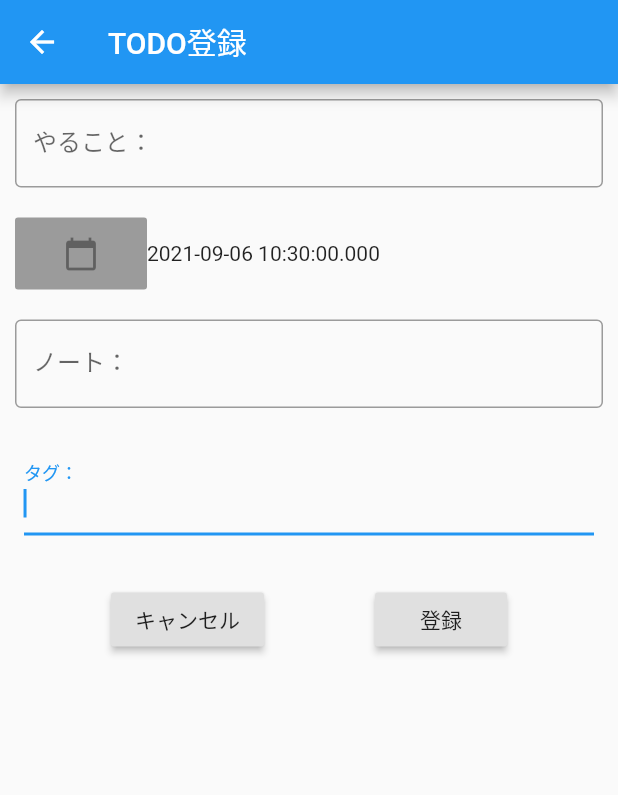
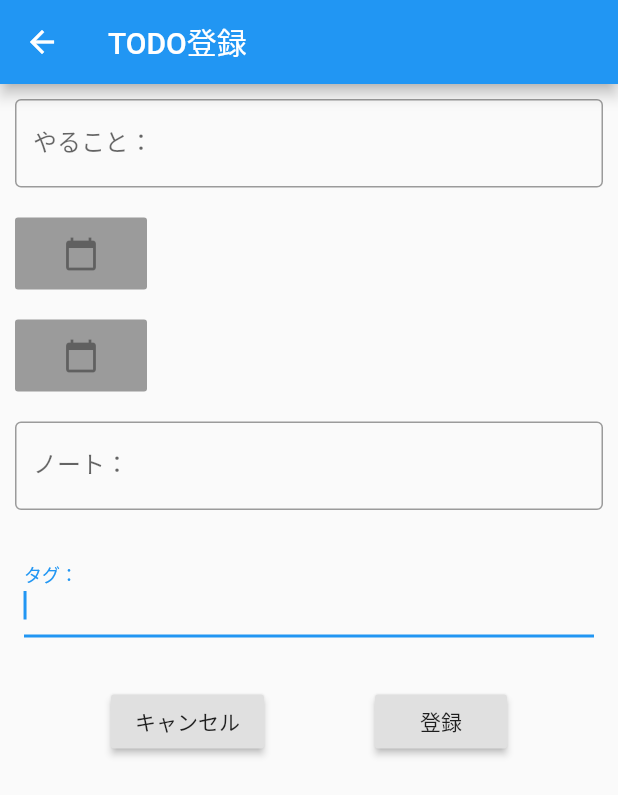
Before and after one commit to takeshitamizuki/vanish_native, a Flutter app: the TodoAdd screen opened directly, on a phone screen of 412 x 824 dp. Shown: the top 795 px of the screen. Run offline on Flutter 3.47's test engine with Material 2 defaults, Android fonts, the phone set to English and light mode, and no system bars; network calls fail.

Commit message:
開始日時と終了日時設定

```diff
--- a/lib/ui/todo_add_view.dart
+++ b/lib/ui/todo_add_view.dart
@@ -2,6 +2,8 @@ import 'package:flutter/material.dart';
 import 'package:flutter/rendering.dart';
 import 'package:http/http.dart' as http;
 import 'dart:convert';
+
+import 'package:intl/intl.dart';
 
 class TodoAdd extends StatefulWidget {
   @override
@@ -86,10 +88,8 @@ class _FormGroupState extends State<FormGroup> {
       "todoId": null,
       "userId": "12345678",
       "title": _title,
-      "startDate": "2021-06-16 12:00:00",
-      "endDate": "2021-06-20 12:00:00",
-      "registeredAt": "2021-06-16 12:00:00",
-      "updateAt": "2021-06-16 12:00:00",
+      "startDate": _startDay,
+      "endDate": _endDay,
       "completedAt": null,
       "deletedAt": null,
       "latitude": null,
@@ -97,7 +97,7 @@ class _FormGroupState extends State<FormGroup> {
       "note": _note,
       "tags": _tags,
       "todaySequences": "1",
-      "status": "true",
+      "status": true,
     };
     Map<String, String> headers = {
       'Content-Type': 'application/json'
@@ -107,7 +107,7 @@ class _FormGroupState extends State<FormGroup> {
     res = json.decode(utf8.decode(response.bodyBytes));
   }
 
-  selectDate(BuildContext context) async {
+  selectDate(BuildContext context, String startOrEnd) async {
     final selectedDate = await showDatePicker(
       context: context,
       initialDate: date,
@@ -116,7 +116,13 @@ class _FormGroupState extends State<FormGroup> {
       locale: const Locale('ja'),
     );
     this.setState(() {
-      this.date = selectedDate;
+      DateFormat outputFormat = DateFormat('yyyy-MM-dd HH:mm:ss');
+      String date = outputFormat.format(selectedDate);
+      if (startOrEnd == 'start') {
+        this._startDay = date;
+      } else if(startOrEnd == 'end') {
+        this._endDay = date;
+      }
     });
   }
 
@@ -155,11 +161,27 @@ class _FormGroupState extends State<FormGroup> {
                   child: IconButton(
                     icon: Icon(Icons.calendar_today),
                     onPressed: () {
-                      this.selectDate(context);
+                      this.selectDate(context, 'start');
                     },
                   ),
                 ),
-                Text(this.date.toString())
+                Text(this._startDay)
+              ],
+            ),
+          ),
+          Container(
+            margin: EdgeInsets.all(10),
+            child: Row(
+              children: [
+                RaisedButton(
+                  child: IconButton(
+                    icon: Icon(Icons.calendar_today),
+                    onPressed: () {
+                      this.selectDate(context, 'end');
+                    },
+                  ),
+                ),
+                Text(this._endDay)
               ],
             ),
           ),
```
Also changed, not shown: 2 other files.
